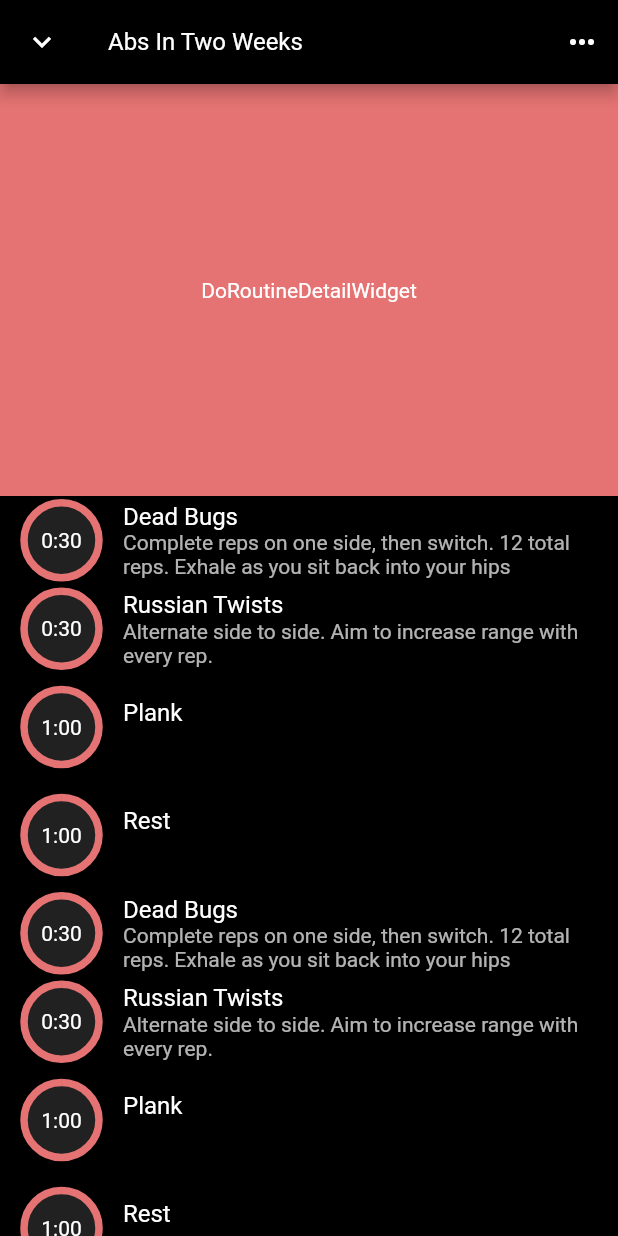
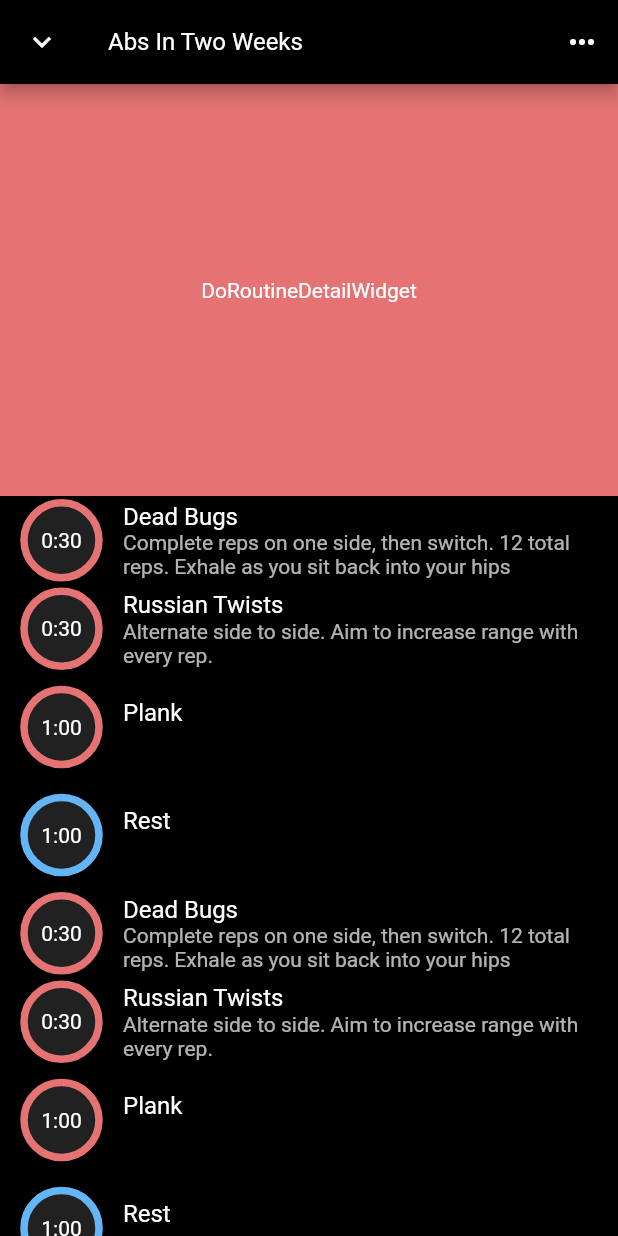
Before and after one commit to ivedone/mvp, a Flutter app: the screen it shows after launch, on a phone screen of 412 x 824 dp. Run offline on Flutter 3.47's test engine with Material 2 defaults, Android fonts, the phone set to English and light mode, and no system bars.

Commit message:
DoRoutineList displays correct task theme

```diff
--- a/lib/components/do_routine/task.dart
+++ b/lib/components/do_routine/task.dart
@@ -12,7 +12,9 @@ class TaskWidget extends StatelessWidget {
 
   @override
   Widget build(BuildContext context) {
-    return InkWell(
+    return Theme(
+      data: getTaskTheme(task.type),
+      child: InkWell(
         onTap: () {},
         child: ListTile(
           leading: StaticCountdownWidget(
@@ -20,6 +22,7 @@ class TaskWidget extends StatelessWidget {
           title: Text(task.title),
           subtitle: Text(task.description ?? ''),
         ),
+      ),
     );
   }
 }
--- a/lib/models/task.dart
+++ b/lib/models/task.dart
@@ -1,8 +1,18 @@
 import 'package:flutter/material.dart';
+import 'package:mvp/theme/theme.dart';
 
 enum TaskType {
   work,
   rest,
+}
+
+ThemeData getTaskTheme(TaskType type) {
+  switch (type) {
+    case TaskType.work:
+      return activeTheme;
+    case TaskType.rest:
+      return restTheme;
+  }
 }
 
 @immutable
```
Lines whose indentation alone changed are shown as unchanged.
